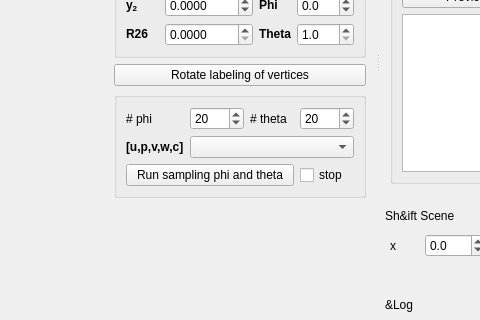
Above: couplerCurve.ui from Legersky/SpatialGraphEmbeddings before the change; both pictures show x 407 to 887 and y 437 to 757 of the 1106 by 978 pixel window. Below: the same form after it.
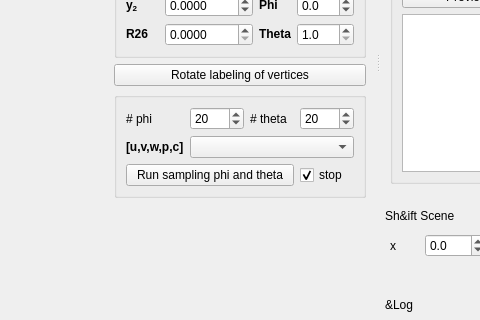
That is the form after the change.

Diff of the .ui file:
```diff
--- a/couplerCurve.ui
+++ b/couplerCurve.ui
@@ -728,14 +728,14 @@
               <string>stop</string>
              </property>
              <property name="checked">
-              <bool>false</bool>
+              <bool>true</bool>
              </property>
             </widget>
            </item>
            <item row="3" column="0">
             <widget class="QLabel" name="label_4">
              <property name="text">
-              <string>&lt;html&gt;&lt;head/&gt;&lt;body&gt;&lt;p&gt;&lt;span style=&quot; font-weight:600;&quot;&gt;[u,p,v,w,c]&lt;/span&gt;&lt;/p&gt;&lt;/body&gt;&lt;/html&gt;</string>
+              <string>&lt;html&gt;&lt;head/&gt;&lt;body&gt;&lt;p&gt;&lt;span style=&quot; font-weight:600;&quot;&gt;[u,v,w,p,c]&lt;/span&gt;&lt;/p&gt;&lt;/body&gt;&lt;/html&gt;</string>
              </property>
              <property name="textFormat">
               <enum>Qt::RichText</enum>
```
